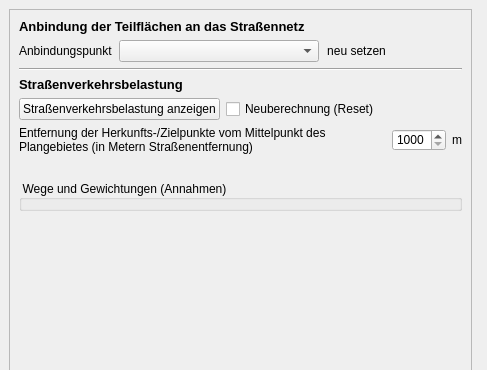
Above: projektchecktools/ui/ProjektCheck_dockwidget_analysis_03-ViU.ui from projektcheck/ProjektCheck-QGIS before the change; both pictures show x 0 to 487 and y 0 to 370 of the 487 by 692 pixel window. Below: the same form after it.
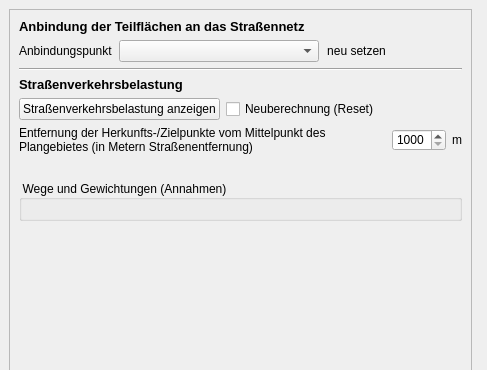
That is the form after the change. Icons and pictures are not drawn.

What changed in the file:
```diff
--- a/projektchecktools/ui/ProjektCheck_dockwidget_analysis_03-ViU.ui
+++ b/projektchecktools/ui/ProjektCheck_dockwidget_analysis_03-ViU.ui
@@ -67,8 +67,8 @@
         <rect>
          <x>0</x>
          <y>0</y>
-         <width>461</width>
-         <height>618</height>
+         <width>469</width>
+         <height>636</height>
         </rect>
        </property>
        <layout class="QVBoxLayout" name="verticalLayout_2">
@@ -317,6 +317,7 @@
           <property name="title">
            <string>Wege und Gewichtungen (Annahmen)</string>
           </property>
+          <layout class="QVBoxLayout" name="verticalLayout"/>
          </widget>
         </item>
         <item>
```
